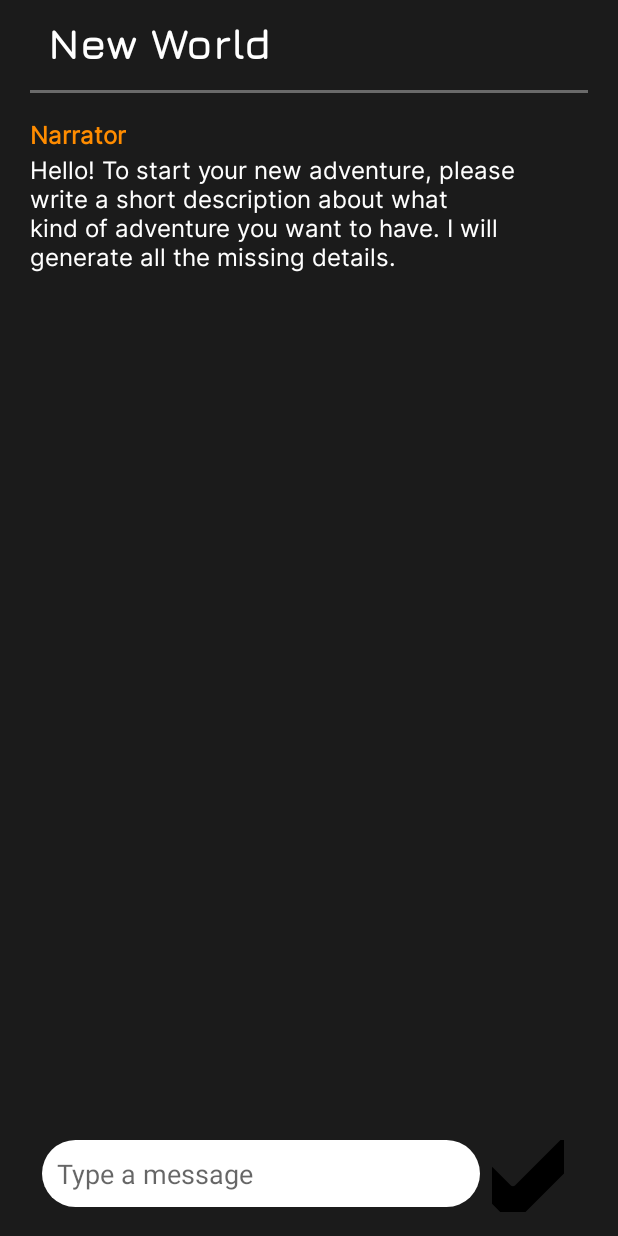
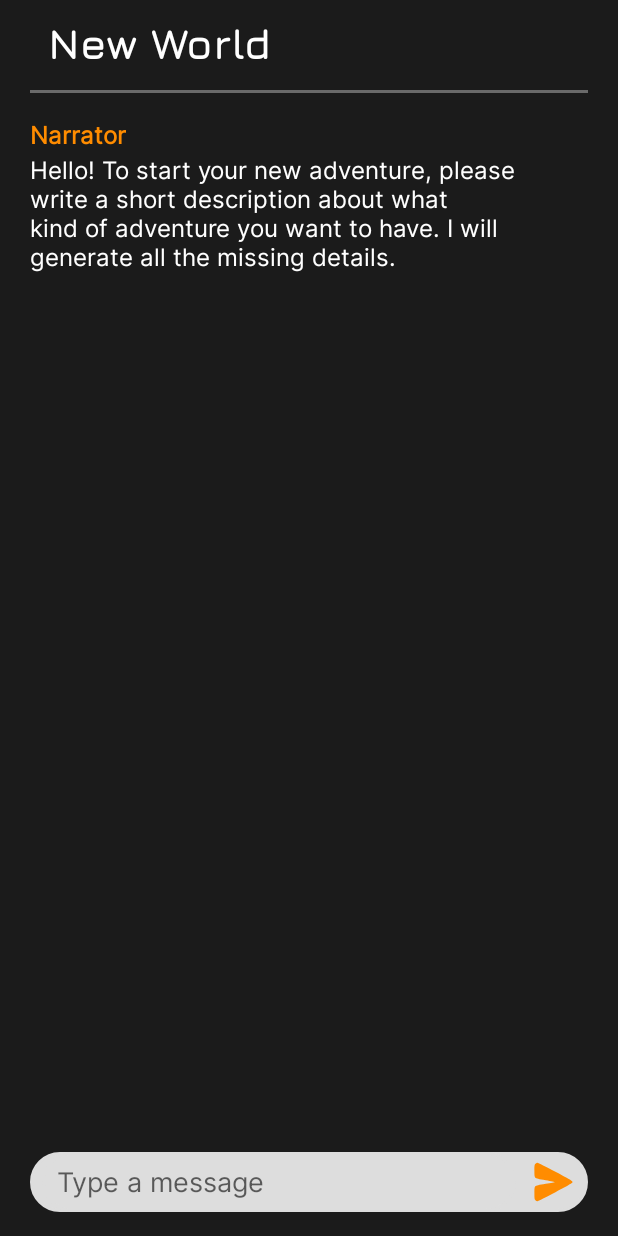
Before and after one commit to BlauesBIld/AITextDungeon, an Android app built with Jetpack Compose: the ChatActivity screen opened directly, with no data from a screen before it, on a phone screen of 412 x 824 dp. Run offline under Robolectric (Android 15) with nearby library versions, the phone set to English and light mode, and no system bars; our stand-ins replace Room's generated code.

Commit message:
mainly input field adjustments (added new image, resized textbar), default font changed

```diff
--- a/app/src/main/java/zeljko/dejan/rpginventorymanager/ItemDetailActivity.kt
+++ b/app/src/main/java/zeljko/dejan/rpginventorymanager/ItemDetailActivity.kt
@@ -83,7 +83,7 @@ class ItemDetailActivity : AppCompatActivity() {
     private fun showDeleteConfirmationDialog() {
         val message = SpannableString("Do you really want to delete this item?")
         message.setSpan(
-            ForegroundColorSpan(ContextCompat.getColor(this, R.color.secondaryTextColor)),
+            ForegroundColorSpan(ContextCompat.getColor(this, R.color.secondaryNeutralColor)),
             0, message.length, Spanned.SPAN_INCLUSIVE_INCLUSIVE
         )
 
--- /dev/null
+++ b/app/src/main/res/drawable/ic_send.xml
@@ -0,0 +1,5 @@
+<vector android:height="32dp" android:viewportHeight="90"
+    android:viewportWidth="90" android:width="32dp" xmlns:android="http://schemas.android.com/apk/res/android">
+    <path android:fillColor="#000000"
+        android:pathData="M14,11c-1.8,1.8 -2,3.3 -2,13 0,9.3 0.3,11.3 1.8,12.8 1.4,1.4 6.5,2.6 19.5,4.7 9.8,1.6 17.7,3.2 17.7,3.5 0,0.3 -7.9,1.9 -17.7,3.5 -13,2.1 -18.1,3.3 -19.5,4.7 -1.5,1.5 -1.8,3.5 -1.8,12.8 0,9.7 0.2,11.2 2,13 1.1,1.1 2.8,2 3.8,2 0.9,-0 16.1,-7.6 33.7,-16.9 26.7,-14.2 32,-17.3 32,-19.1 0,-1.8 -5.3,-4.9 -32,-19.1 -17.6,-9.3 -32.8,-16.9 -33.7,-16.9 -1,-0 -2.7,0.9 -3.8,2z" android:strokeColor="#00000000"/>
+</vector>
--- /dev/null
+++ b/app/src/main/res/drawable/input_field.xml
@@ -0,0 +1,8 @@
+<?xml version="1.0" encoding="utf-8"?>
+<shape xmlns:android="http://schemas.android.com/apk/res/android">
+    <solid android:color="@color/secondaryNeutralColor" />
+    <stroke
+        android:width="2dp"
+        android:color="@color/secondaryNeutralColor" />
+    <corners android:radius="20dp" />
+</shape>
--- a/app/src/main/res/layout/activity_chat.xml
+++ b/app/src/main/res/layout/activity_chat.xml
@@ -37,30 +37,33 @@
         android:paddingEnd="40dp" />
 
     <LinearLayout
+        android:background="@drawable/input_field"
         android:id="@+id/inputLayout"
         android:layout_width="match_parent"
         android:layout_height="wrap_content"
         android:layout_alignParentBottom="true"
         android:orientation="horizontal"
-        android:padding="8dp">
+        android:paddingStart="8dp"
+        android:layout_marginBottom="8dp">
 
         <EditText
             android:id="@+id/inputMessage"
             android:layout_width="0dp"
             android:layout_weight="1"
-            android:layout_height="wrap_content"
+            android:layout_height="match_parent"
             android:hint="Type a message"
-            android:background="@drawable/edittext_rounded_background"
-            android:padding="10dp" />
+            android:paddingHorizontal="10dp"
+            android:background="@drawable/input_field" />
 
 
         <ImageButton
             android:id="@+id/sendButton"
-            android:layout_width="48dp"
-            android:layout_height="48dp"
-            android:src="@drawable/ic_check"
+            android:layout_width="40dp"
+            android:layout_height="40dp"
+            android:src="@drawable/ic_send"
             android:background="?attr/selectableItemBackgroundBorderless"
-            android:layout_marginHorizontal="8dp" />
+            android:layout_marginHorizontal="4dp"
+            android:tint="@color/primaryColor" />
     </LinearLayout>
 
 </RelativeLayout>
--- a/app/src/main/res/layout/activity_main.xml
+++ b/app/src/main/res/layout/activity_main.xml
@@ -44,7 +44,6 @@
         android:layout_marginVertical="16dp"
         android:text="@string/create"
         android:textSize="20sp"
-        app:fontFamily="@font/inter_regular"
         android:background="@drawable/rounded_button"
         android:textStyle="bold" />
 
@@ -58,7 +57,6 @@
         android:layout_marginVertical="16dp"
         android:text="@string/load"
         android:textSize="20sp"
-        app:fontFamily="@font/inter_regular"
         android:background="@drawable/rounded_button"
         android:textStyle="bold" />
 
@@ -76,6 +74,5 @@
         android:text="Powered by\nChatGPT"
         android:textColor="@color/white"
         android:textSize="16sp"
-        android:maxLines="2"
-        app:fontFamily="@font/inter_regular" />
+        android:maxLines="2" />
 </LinearLayout>
--- a/app/src/main/res/layout/chat_message.xml
+++ b/app/src/main/res/layout/chat_message.xml
@@ -1,5 +1,4 @@
 <LinearLayout xmlns:android="http://schemas.android.com/apk/res/android"
-    xmlns:app="http://schemas.android.com/apk/res-auto"
     android:layout_width="match_parent"
     android:layout_height="wrap_content"
     android:orientation="vertical"
@@ -12,14 +11,12 @@
         android:layout_height="wrap_content"
         android:textSize="16sp"
         android:textStyle="bold"
-        android:textColor="#FFFFFF"
-        app:fontFamily="@font/inter_regular" />
+        android:textColor="#FFFFFF" />
 
     <TextView
         android:id="@+id/textMessage"
         android:layout_width="wrap_content"
         android:layout_height="wrap_content"
         android:textSize="16sp"
-        android:textColor="@android:color/white"
-        app:fontFamily="@font/inter_regular" />
+        android:textColor="@android:color/white" />
 </LinearLayout>
--- a/app/src/main/res/values/colors.xml
+++ b/app/src/main/res/values/colors.xml
@@ -10,7 +10,7 @@
     <color name="secondaryLightColor">#303030</color>
     <color name="secondaryVeryLightColor">#4B4B4B</color>
     <color name="primaryTextColor">#000000</color>
-    <color name="secondaryTextColor">#DDDDDD</color>
+    <color name="secondaryNeutralColor">#DDDDDD</color>
     <color name="neutralColor">#FFFFFF</color>
     <color name="neutralColorDisabled">#8E8E8E</color>
     <color name="cyan">#00FFFF</color>
--- a/app/src/main/res/values/styles.xml
+++ b/app/src/main/res/values/styles.xml
@@ -3,6 +3,7 @@
     <style name="AppTheme" parent="Theme.MaterialComponents.Light.NoActionBar">
         <item name="android:textColor">@color/primaryColor</item>
         <item name="android:statusBarColor">@color/secondaryColor</item>
+        <item name="android:fontFamily">@font/inter_regular</item>
     </style>
 
     <style name="BottomNavigationViewTextAppearance">
```
Also changed, not shown: app/src/main/res/drawable/edit_text_underline.xml (+2 -6 lines), app/src/main/res/drawable/placeholder_background.xml (+12 -6 lines), app/src/main/res/layout/chat_card_item.xml (+3 -6 lines).
